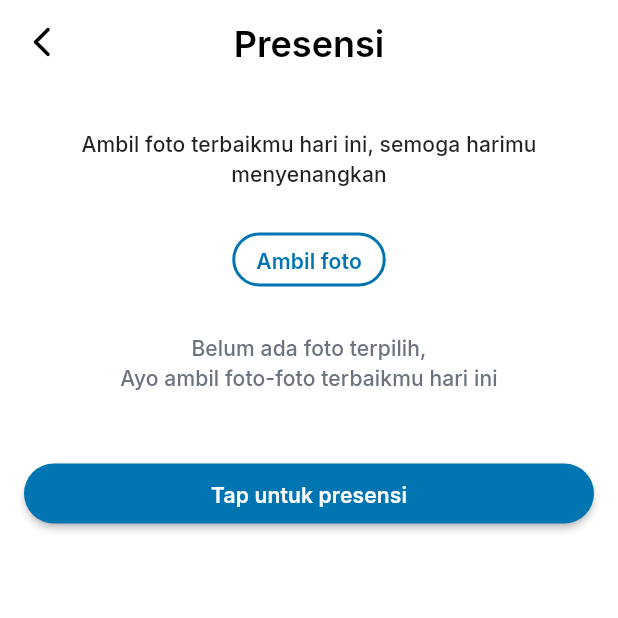
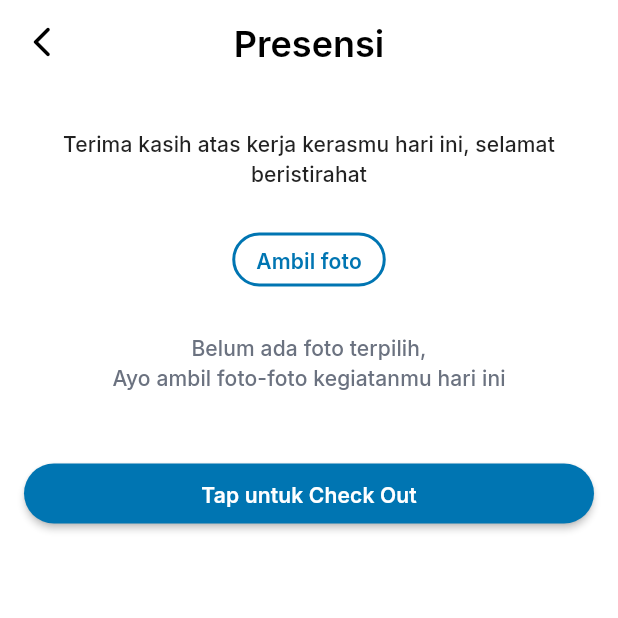
Before and after one commit to Proyek-TI/sbakusara_presence_app, a Flutter app: the UserPresenceScreen screen opened by its route, on a phone screen of 412 x 824 dp, the top half of it. Run offline on Flutter 3.47's test engine with Material 2 defaults, Android fonts, the phone set to English and light mode, and no system bars; our stand-ins replace dio, geolocator, get, google_fonts, google_nav_bar, image_picker and 1 more; missing offline and left inert: app_settings, iconify_flutter; accounts and stored records are empty; network calls fail; statements that could not run were skipped.

Commit message:
add: integrate home screen with api

```diff
--- /dev/null
+++ b/lib/data/models/home_model.dart
@@ -0,0 +1,34 @@
+import 'dart:convert';
+
+HomeModel homeModelFromJson(String str) => HomeModel.fromJson(json.decode(str));
+
+String homeModelToJson(HomeModel data) => json.encode(data.toJson());
+
+class HomeModel {
+  String? checkInLast;
+  String? checkOutLast;
+
+  HomeModel({
+    this.checkInLast,
+    this.checkOutLast,
+  });
+
+  HomeModel copyWith({
+    String? checkInLast,
+    String? checkOutLast,
+  }) =>
+      HomeModel(
+        checkInLast: checkInLast ?? this.checkInLast,
+        checkOutLast: checkOutLast ?? this.checkOutLast,
+      );
+
+  factory HomeModel.fromJson(Map<String, dynamic> json) => HomeModel(
+        checkInLast: json["CheckInLast"],
+        checkOutLast: json["CheckOutLast"],
+      );
+
+  Map<String, dynamic> toJson() => {
+        "CheckInLast": checkInLast,
+        "CheckOutLast": checkOutLast,
+      };
+}
--- a/lib/presentation/user_presence/user_presence_screen.dart
+++ b/lib/presentation/user_presence/user_presence_screen.dart
@@ -50,10 +50,15 @@ class UserPresenceScreen extends GetView<UserPresenceController> {
             const SizedBox(
               height: 29,
             ),
-            Text(
-              'Ambil foto terbaikmu hari ini, semoga harimu menyenangkan',
-              style: AppTextStyle.dateTextStyle,
-              textAlign: TextAlign.center,
+            GetBuilder<UserPresenceController>(
+              builder: (controller) => Text(
+                controller.homeWidget.checkInLast == 'belum absen' &&
+                        controller.homeWidget.checkOutLast == 'belum absen'
+                    ? 'Ambil foto terbaikmu hari ini, semoga harimu menyenangkan'
+                    : 'Terima kasih atas kerja kerasmu hari ini, selamat beristirahat',
+                style: AppTextStyle.dateTextStyle,
+                textAlign: TextAlign.center,
+              ),
             ),
             const SizedBox(
               height: 24,
@@ -91,7 +96,11 @@ class UserPresenceScreen extends GetView<UserPresenceController> {
               builder: (controller) {
                 return controller.selectedImages.isEmpty
                     ? Text(
-                        'Belum ada foto terpilih,\nAyo ambil foto-foto terbaikmu hari ini',
+                        controller.homeWidget.checkInLast == 'belum absen' &&
+                                controller.homeWidget.checkOutLast ==
+                                    'belum absen'
+                            ? 'Belum ada foto terpilih,\nAyo ambil foto-foto terbaikmu hari ini'
+                            : 'Belum ada foto terpilih,\nAyo ambil foto-foto kegiatanmu hari ini',
                         style: AppTextStyle.dateTextStyle
                             .copyWith(color: AppColorStyle.textColorgrey),
                         textAlign: TextAlign.center,
@@ -162,7 +171,10 @@ class UserPresenceScreen extends GetView<UserPresenceController> {
                     ),
                   ),
                   child: Text(
-                    'Tap untuk presensi',
+                    controller.homeWidget.checkInLast == 'belum absen' &&
+                            controller.homeWidget.checkOutLast == 'belum absen'
+                        ? 'Tap untuk presensi'
+                        : 'Tap untuk Check Out',
                     style: AppTextStyle.labelTextStyle,
                   ),
                 ),
```
Also changed, not shown: lib/data/services/api_service.dart (+22 -0 lines), lib/presentation/user_home/controllers/user_home_controller.dart (+19 -1 lines), lib/presentation/user_home/user_home_screen.dart (+89 -5 lines), lib/presentation/user_presence/controllers/user_presence_controller.dart (+11 -1 lines).
